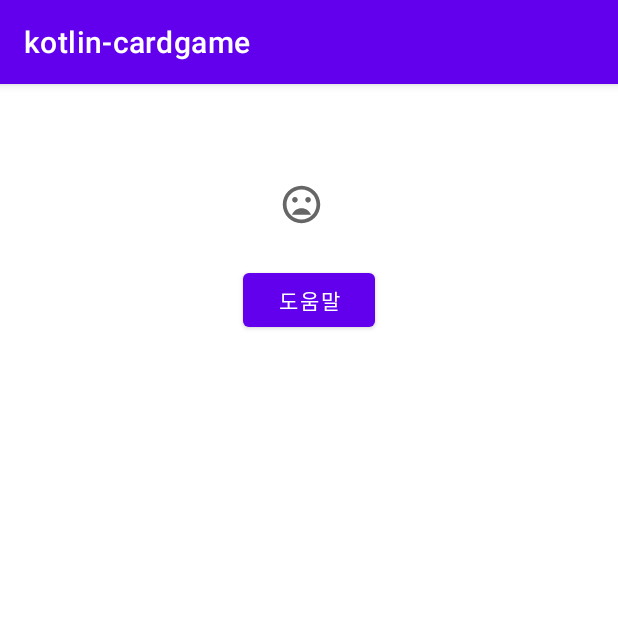
After one commit to codesquad-members-2022/kotlin-cardgame, an Android app: the fragment SettingFragment shown on its own in the app's theme, on a phone screen of 412 x 824 dp, the top half of it. The commit adds this screen. Run offline under Robolectric (Android 15) with nearby library versions, the phone set to English and light mode, and no system bars; 2 statements that could not run were skipped.

Commit message:
FEAT : 게임 / 설정 화면 프래그먼트로 구현
- Fragment 를 직접 만드는 방향으로 구현

```diff
--- /dev/null
+++ b/app/src/main/java/com/example/kotlin_cardgame/SettingFragment.kt
@@ -0,0 +1,44 @@
+package com.example.kotlin_cardgame
+
+import android.os.Bundle
+import androidx.fragment.app.Fragment
+import android.view.LayoutInflater
+import android.view.View
+import android.view.ViewGroup
+import android.widget.ImageView
+import android.widget.TextView
+
+
+class SettingFragment : Fragment() {
+    lateinit var nicknameTextView: TextView
+    lateinit var emotionImageView: ImageView
+
+    override fun onCreateView(
+        inflater: LayoutInflater,
+        container: ViewGroup?,
+        savedInstanceState: Bundle?
+    ): View? {
+        val view = inflater.inflate(R.layout.fragment_seting, container, false)
+        nicknameTextView = view.findViewById(R.id.nickname_text_view)
+        emotionImageView = view.findViewById(R.id.emotion_image_view)
+
+        initiate(container)
+
+        return view
+    }
+
+    private fun initiate(container: ViewGroup?) {
+        val nickname = arguments?.getString("nickname")
+        val emotionEnum: EmotionEnum = arguments?.getSerializable("emotion") as EmotionEnum
+
+        emotionImageView.setImageBitmap(container?.context?.let {
+            Emotion.getImage(
+                it,
+                emotionEnum
+            )
+        })
+        nicknameTextView.text = nickname
+    }
+
+
+}
--- /dev/null
+++ b/app/src/main/res/drawable/ic_baseline_notifications_24.xml
@@ -0,0 +1,5 @@
+<vector android:height="24dp" android:tint="#000000"
+    android:viewportHeight="24" android:viewportWidth="24"
+    android:width="24dp" xmlns:android="http://schemas.android.com/apk/res/android">
+    <path android:fillColor="@android:color/white" android:pathData="M12,22c1.1,0 2,-0.9 2,-2h-4c0,1.1 0.89,2 2,2zM18,16v-5c0,-3.07 -1.64,-5.64 -4.5,-6.32L13.5,4c0,-0.83 -0.67,-1.5 -1.5,-1.5s-1.5,0.67 -1.5,1.5v0.68C7.63,5.36 6,7.92 6,11v5l-2,2v1h16v-1l-2,-2z"/>
+</vector>
--- /dev/null
+++ b/app/src/main/res/drawable/ic_baseline_videogame_asset_24.xml
@@ -0,0 +1,5 @@
+<vector android:height="24dp" android:tint="#000000"
+    android:viewportHeight="24" android:viewportWidth="24"
+    android:width="24dp" xmlns:android="http://schemas.android.com/apk/res/android">
+    <path android:fillColor="@android:color/white" android:pathData="M21,6L3,6c-1.1,0 -2,0.9 -2,2v8c0,1.1 0.9,2 2,2h18c1.1,0 2,-0.9 2,-2L23,8c0,-1.1 -0.9,-2 -2,-2zM11,13L8,13v3L6,16v-3L3,13v-2h3L6,8h2v3h3v2zM15.5,15c-0.83,0 -1.5,-0.67 -1.5,-1.5s0.67,-1.5 1.5,-1.5 1.5,0.67 1.5,1.5 -0.67,1.5 -1.5,1.5zM19.5,12c-0.83,0 -1.5,-0.67 -1.5,-1.5S18.67,9 19.5,9s1.5,0.67 1.5,1.5 -0.67,1.5 -1.5,1.5z"/>
+</vector>
--- /dev/null
+++ b/app/src/main/res/layout/fragment_seting.xml
@@ -0,0 +1,41 @@
+<?xml version="1.0" encoding="utf-8"?>
+<androidx.constraintlayout.widget.ConstraintLayout xmlns:android="http://schemas.android.com/apk/res/android"
+    xmlns:app="http://schemas.android.com/apk/res-auto"
+    xmlns:tools="http://schemas.android.com/tools"
+    android:layout_width="match_parent"
+    android:layout_height="match_parent"
+    tools:context=".SettingFragment">
+
+    <ImageView
+        android:id="@+id/emotion_image_view"
+        android:layout_width="30dp"
+        android:layout_height="30dp"
+        android:layout_marginTop="65dp"
+        android:src="@drawable/bad_24dp"
+        app:layout_constraintEnd_toStartOf="@+id/nickname_text_view"
+        app:layout_constraintHorizontal_chainStyle="packed"
+        app:layout_constraintStart_toStartOf="parent"
+        app:layout_constraintTop_toTopOf="parent" />
+
+    <TextView
+        android:id="@+id/nickname_text_view"
+        android:layout_width="wrap_content"
+        android:layout_height="wrap_content"
+        android:layout_marginLeft="10dp"
+        android:layout_marginTop="70dp"
+        android:text="아무말"
+        app:layout_constraintEnd_toEndOf="parent"
+        app:layout_constraintStart_toEndOf="@id/emotion_image_view"
+        app:layout_constraintTop_toTopOf="parent" />
+
+    <Button
+        android:layout_width="wrap_content"
+        android:layout_height="wrap_content"
+        android:layout_marginTop="120dp"
+        android:text="도움말"
+        app:layout_constraintEnd_toEndOf="parent"
+        app:layout_constraintStart_toStartOf="parent"
+        app:layout_constraintTop_toTopOf="parent" />
+
+
+</androidx.constraintlayout.widget.ConstraintLayout>
```
Also changed, not shown: app/src/main/java/com/example/kotlin_cardgame/GameFragment.kt (added, +21 -0 lines), app/src/main/java/com/example/kotlin_cardgame/SecondActivity.kt (+38 -3 lines), app/src/main/res/layout/activity_second.xml (+18 -0 lines), app/src/main/res/layout/fragment_game.xml (added, +15 -0 lines), app/src/main/res/menu/bottom_navigation_menu.xml (added, +12 -0 lines).
